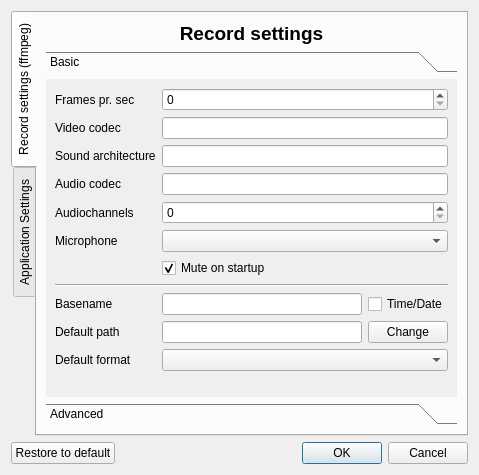
Qt form source/settingsdialog.ui (froksen/FDesktopRecorder) before a commit.
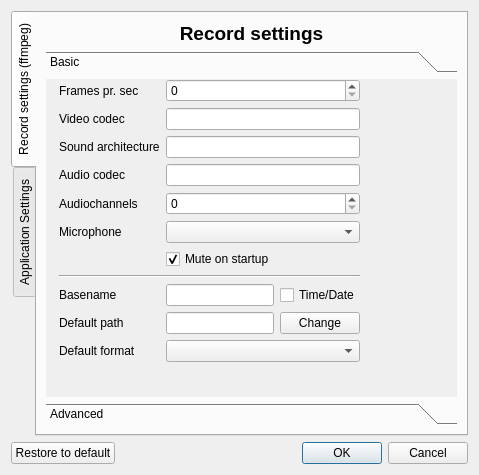
The same form after that commit. Icons and pictures are not drawn.

Commit message: Settingsdialog: Added Icons

What changed in the file:
```diff
--- a/source/settingsdialog.ui
+++ b/source/settingsdialog.ui
@@ -61,87 +61,86 @@
           <attribute name="label">
            <string>Basic</string>
           </attribute>
-          <layout class="QVBoxLayout" name="verticalLayout_4">
-           <item>
+          <widget class="QWidget" name="">
             <layout class="QGridLayout" name="gridLayout_4">
-             <item row="0" column="0">
+            <item row="0" column="1">
               <widget class="QLabel" name="labelfps">
                <property name="text">
                 <string>Frames pr. sec</string>
                </property>
               </widget>
              </item>
-             <item row="0" column="1">
+            <item row="0" column="2">
               <widget class="QSpinBox" name="spinBoxfps">
                <property name="toolTip">
                 <string>Changes the framerate in the recording</string>
                </property>
               </widget>
              </item>
-             <item row="1" column="0">
+            <item row="1" column="1">
               <widget class="QLabel" name="labelvideocodec">
                <property name="text">
                 <string>Video codec</string>
                </property>
               </widget>
              </item>
-             <item row="1" column="1">
+            <item row="1" column="2">
               <widget class="QLineEdit" name="lineEditvideocodec">
                <property name="toolTip">
                 <string>Changes the video codec used in the recording</string>
                </property>
               </widget>
              </item>
-             <item row="3" column="0">
+            <item row="3" column="1">
               <widget class="QLabel" name="labelaudiocodec">
                <property name="text">
                 <string>Audio codec</string>
                </property>
               </widget>
              </item>
-             <item row="3" column="1">
+            <item row="3" column="2">
               <widget class="QLineEdit" name="lineEditaudiocodec">
                <property name="toolTip">
                 <string>Changes the audio codec used in the recording</string>
                </property>
               </widget>
              </item>
-             <item row="4" column="0">
+            <item row="4" column="1">
               <widget class="QLabel" name="labelaudiochannles">
                <property name="text">
                 <string>Audiochannels</string>
                </property>
               </widget>
              </item>
-             <item row="4" column="1">
+            <item row="4" column="2">
               <widget class="QSpinBox" name="spinBoxaudiochannels">
                <property name="toolTip">
                 <string>Changes the number of audiochannels used. To record in mono set to 1, for stereo set to 2 etc.</string>
                </property>
               </widget>
              </item>
-             <item row="5" column="0">
+            <item row="5" column="1">
               <widget class="QLabel" name="labelRecordingdevice">
                <property name="text">
                 <string>Microphone</string>
                </property>
               </widget>
              </item>
-             <item row="7" column="0" colspan="2">
+            <item row="7" column="1" colspan="2">
               <widget class="Line" name="line">
                <property name="orientation">
                 <enum>Qt::Horizontal</enum>
                </property>
               </widget>
              </item>
-             <item row="8" column="0">
+            <item row="8" column="1">
               <widget class="QLabel" name="labelbasename">
                <property name="text">
                 <string>Basename</string>
                </property>
               </widget>
              </item>
-             <item row="8" column="1">
+            <item row="8" column="2">
               <layout class="QGridLayout" name="gridLayout">
                <item row="0" column="0">
                 <widget class="QLineEdit" name="lineEditbasename">
@@ -162,14 +161,14 @@
                </item>
               </layout>
              </item>
-             <item row="9" column="0">
+            <item row="9" column="1">
               <widget class="QLabel" name="labelpath">
                <property name="text">
                 <string>Default path</string>
                </property>
               </widget>
              </item>
-             <item row="9" column="1">
+            <item row="9" column="2">
               <layout class="QGridLayout" name="gridLayout_3">
                <item row="0" column="0">
                 <widget class="QLineEdit" name="lineEditpath">
@@ -193,21 +192,21 @@
                </item>
               </layout>
              </item>
-             <item row="10" column="0">
+            <item row="10" column="1">
               <widget class="QLabel" name="labelFormat">
                <property name="text">
                 <string>Default format</string>
                </property>
               </widget>
              </item>
-             <item row="10" column="1">
+            <item row="10" column="2">
               <widget class="QComboBox" name="comboBoxFormat">
                <property name="toolTip">
                 <string>Choose which format the recordings should be saved with. </string>
                </property>
               </widget>
              </item>
-             <item row="5" column="1">
+            <item row="5" column="2">
               <layout class="QGridLayout" name="gridLayout_5">
                <item row="0" column="0">
                 <widget class="QComboBox" name="comboBoxrecording">
@@ -218,21 +217,21 @@
                </item>
               </layout>
              </item>
-             <item row="2" column="1">
+            <item row="2" column="2">
               <widget class="QLineEdit" name="lineEditAudiosource">
                <property name="toolTip">
                 <string>Changes the sound architecture used in the recording. Thjs can be alsa, oss etc.</string>
                </property>
               </widget>
              </item>
-             <item row="2" column="0">
+            <item row="2" column="1">
               <widget class="QLabel" name="label_3">
                <property name="text">
                 <string>Sound architecture</string>
                </property>
               </widget>
              </item>
-             <item row="6" column="1">
+            <item row="6" column="2">
               <widget class="QCheckBox" name="checkBoxMicMute">
                <property name="toolTip">
                 <string>The microphone is muted as default on startup</string>
@@ -245,35 +244,68 @@
                </property>
               </widget>
              </item>
-            </layout>
-           </item>
-           <item>
-            <spacer name="verticalSpacer_3">
-             <property name="orientation">
-              <enum>Qt::Vertical</enum>
-             </property>
-             <property name="sizeHint" stdset="0">
-              <size>
-               <width>20</width>
-               <height>234</height>
-              </size>
-             </property>
-            </spacer>
-           </item>
-           <item>
-            <spacer name="verticalSpacer">
-             <property name="orientation">
-              <enum>Qt::Vertical</enum>
-             </property>
-             <property name="sizeHint" stdset="0">
-              <size>
-               <width>20</width>
-               <height>16</height>
-              </size>
-             </property>
-            </spacer>
-           </item>
-          </layout>
+            <item row="5" column="0">
+             <widget class="QLabel" name="Pixmaplabel_microphone">
+              <property name="text">
+               <string/>
+              </property>
+              <property name="pixmap">
+               <pixmap>../../../../../usr/share/icons/default.kde4/22x22/devices/audio-input-microphone.png</pixmap>
+              </property>
+             </widget>
+            </item>
+            <item row="9" column="0">
+             <widget class="QLabel" name="Pixmaplabel_Defaultpath">
+              <property name="text">
+               <string/>
+              </property>
+              <property name="pixmap">
+               <pixmap>../../../../../usr/share/icons/default.kde4/22x22/places/folder-video.png</pixmap>
+              </property>
+             </widget>
+            </item>
+            <item row="1" column="0">
+             <widget class="QLabel" name="Pixmaplabel_videocodec">
+              <property name="text">
+               <string/>
+              </property>
+              <property name="pixmap">
+               <pixmap>../../../../../usr/share/icons/default.kde4/22x22/devices/video-display.png</pixmap>
+              </property>
+             </widget>
+            </item>
+            <item row="3" column="0">
+             <widget class="QLabel" name="Pixmaplabel_videocodec_2">
+              <property name="text">
+               <string/>
+              </property>
+              <property name="pixmap">
+               <pixmap>../../../../../usr/share/icons/default.kde4/22x22/apps/preferences-desktop-sound.png</pixmap>
+              </property>
+             </widget>
+            </item>
+            <item row="10" column="0">
+             <widget class="QLabel" name="Pixmaplabel_Defaultformat">
+              <property name="text">
+               <string/>
+              </property>
+              <property name="pixmap">
+               <pixmap>../../../../../usr/share/icons/default.kde4/22x22/mimetypes/video-x-generic.png</pixmap>
+              </property>
+             </widget>
+            </item>
+            <item row="8" column="0">
+             <widget class="QLabel" name="Pixmaplabel_basename">
+              <property name="text">
+               <string/>
+              </property>
+              <property name="pixmap">
+               <pixmap>../../../../../usr/share/icons/default.kde4/22x22/actions/edit-rename.png</pixmap>
+              </property>
+             </widget>
+            </item>
+           </layout>
+          </widget>
          </widget>
          <widget class="QWidget" name="page_2">
           <property name="geometry">
```
Lines whose indentation alone changed are shown as unchanged. The commit also changes 1 other file.
